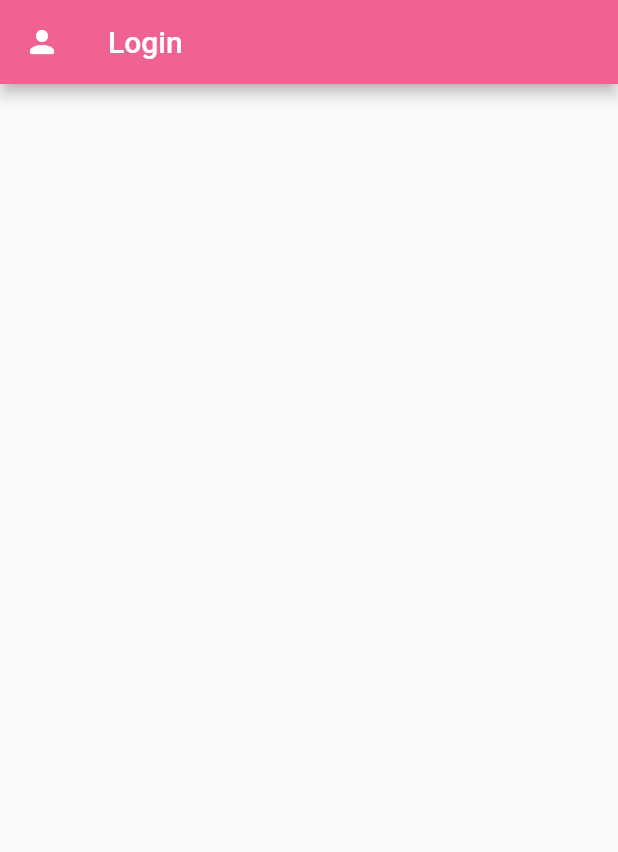
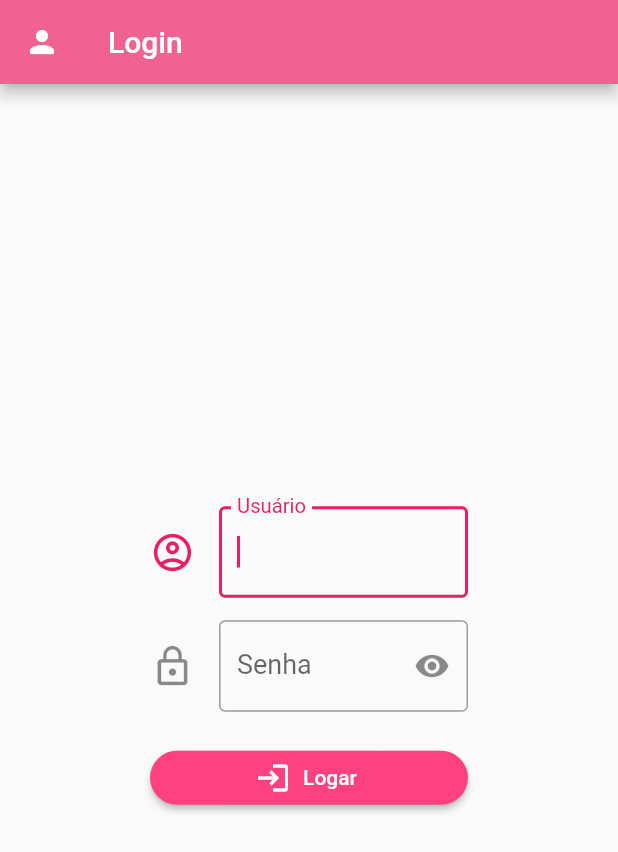
Before and after one commit to annasahu/prova02, a Flutter app: the screen it shows after launch, on a phone screen of 412 x 824 dp. Shown: the top 852 px of the screen. Run offline on Flutter 3.47's test engine with Material 2 defaults, Android fonts, the phone set to English and light mode, and no system bars; our stand-ins replace sqflite; accounts and stored records are empty.

Commit message:
ocultar/mostrar senha

```diff
--- a/prova02/lib/home_page.dart
+++ b/prova02/lib/home_page.dart
@@ -5,12 +5,13 @@ import 'package:sqflite/sqflite.dart';
 
 class HomePage extends StatefulWidget {
   @override
-  State<HomePage> createState() {
-    return HomePageState();
-  }
+  _HomePageState createState() => _HomePageState();
 }
 
-class HomePageState extends State<HomePage> {
+class _HomePageState extends State<HomePage> {
+  // final TextEditingController _controllerNum1 = TextEditingController();
+  // final TextEditingController _controllerNum2 = TextEditingController();
+  bool _isObscure = true;
 
   @override
   Widget build(BuildContext context) {
@@ -20,7 +21,71 @@ class HomePageState extends State<HomePage> {
           title: Text("Login"),
           leading: Icon(Icons.person_rounded),
         ),
+        body: Padding(
+            padding: const EdgeInsets.all(100.0),
+            child: Center(
+                child: Column(
+              crossAxisAlignment: CrossAxisAlignment.stretch,
+              mainAxisAlignment: MainAxisAlignment.center,
+              children: <Widget>[
+                // CAIXA PARA ENTRADA DE USUÁRIO
+                TextField(
+                  autofocus: true,
+                  style: TextStyle(color: Colors.pink[700], fontSize: 18),
+                  decoration: const InputDecoration(
+                    labelText: "Usuário",
+                    icon: Icon(
+                      Icons.account_circle_outlined,
+                      size: 30,
+                    ),
+                    border: OutlineInputBorder(),
+                  ),
+                  keyboardType: TextInputType.text,
+                ),
 
+                SizedBox(height: 15),
+
+                // CAIXA PARA ENTRADA DE SENHA
+                TextField(
+                  autofocus: true,
+                  obscureText: _isObscure,
+                  style: TextStyle(color: Colors.pink[700], fontSize: 18),
+                  decoration: InputDecoration(
+                    labelText: 'Senha',
+                    suffixIcon: IconButton(
+                      icon: Icon(
+                        _isObscure ? Icons.visibility : Icons.visibility_off),
+                        onPressed: () {
+                          setState(() {
+                            _isObscure = !_isObscure;
+                            });
+                          }
+                        ),
+                        icon: Icon(
+                          Icons.lock_outline,
+                          size: 30,
+                      ),
+                      border: OutlineInputBorder(),
+                    ),
+                  ),
+
+                SizedBox(height: 20),
+
+                //BOTÃO PARA LIMPAR CAMPOS
+                ElevatedButton.icon(
+                  icon: Icon(Icons.login, color: Colors.white),
+                  label: Text('Logar'),
+                  style: ElevatedButton.styleFrom(
+                    primary: Colors.pinkAccent,
+                    shape: new RoundedRectangleBorder(
+                        borderRadius: new BorderRadius.circular(30.0)),
+                  ),
+                  onPressed: () {},
+                ),
+              ],
+            )
+          )
+        )
       );
   }
 }
```
Lines whose indentation alone changed are shown as unchanged.
